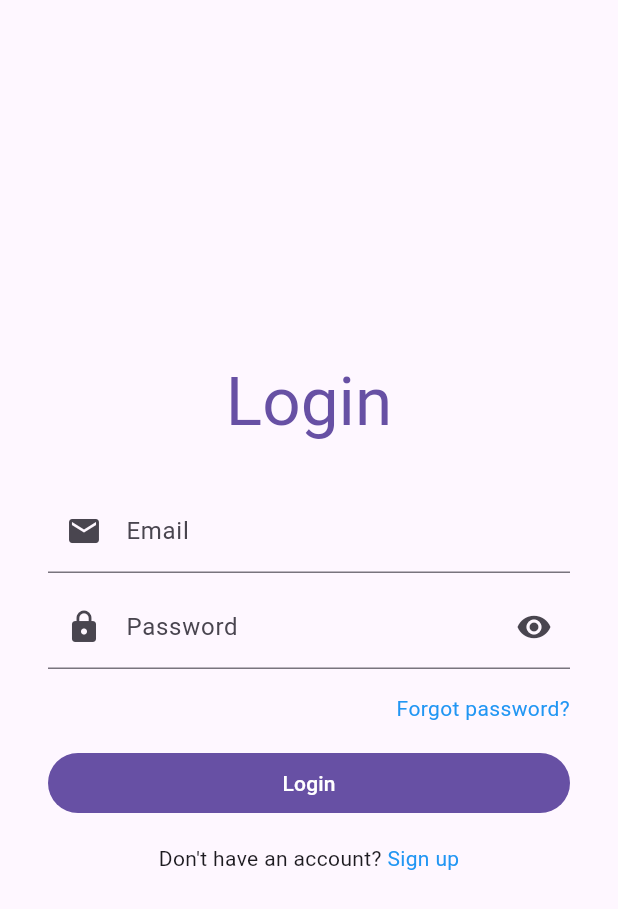
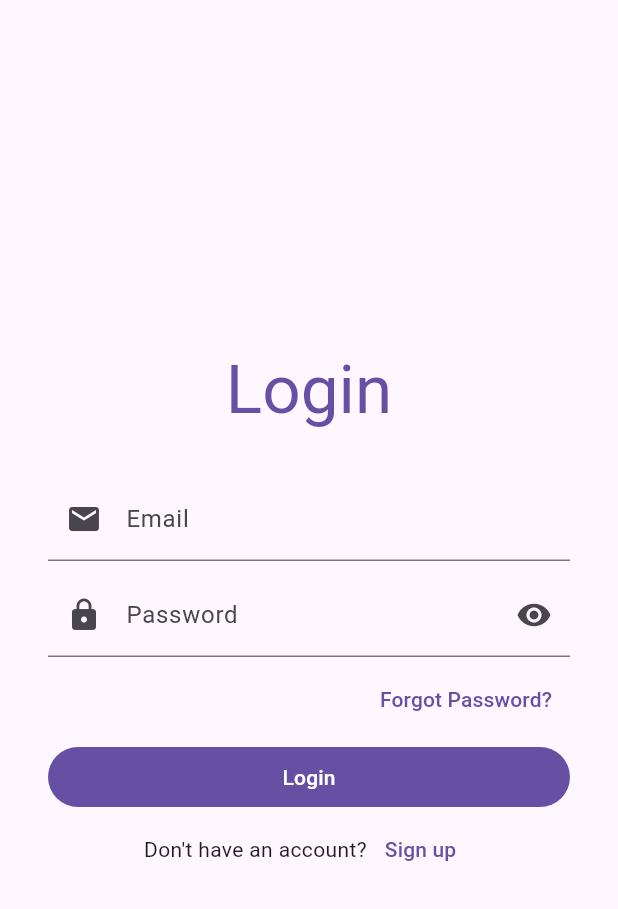
Before and after one commit to Shri333/photofeast, a Flutter app: the screen it shows after launch, on a phone screen of 412 x 824 dp. Shown: the top 909 px of the screen. Run offline on Flutter 3.47's test engine with Material 3 defaults, Android fonts, the phone set to English and light mode, and no system bars; our stand-ins replace firebase_auth, firebase_core, flutter_riverpod, go_router, riverpod_annotation; accounts and stored records are empty; generated files the repository leaves out were written again.

Commit message:
finished almost all of login

```diff
--- a/lib/main.dart
+++ b/lib/main.dart
@@ -22,9 +22,7 @@ class MainApp extends ConsumerWidget {
     return MaterialApp.router(
       title: 'Photofeast',
       routerConfig: router,
-      theme: ThemeData(
-        useMaterial3: true,
-      ),
+      theme: ThemeData(useMaterial3: true),
     );
   }
 }
--- a/lib/providers/router.dart
+++ b/lib/providers/router.dart
@@ -1,3 +1,4 @@
+import 'package:flutter/material.dart';
 import 'package:go_router/go_router.dart';
 import 'package:photofeast/providers/user.dart';
 import 'package:photofeast/screens/home.dart';
@@ -10,26 +11,38 @@ part 'router.g.dart';
 @riverpod
 GoRouter router(RouterRef ref) {
   final user = ref.watch(userProvider);
-  final router = GoRouter(
-    routes: [
+  homeRedirect(
+    BuildContext context,
+    GoRouterState state,
+  ) =>
+      switch (user) {
+        AsyncData(:final value) when value == null => '/login',
+        _ => null,
+      };
+  authRedirect(
+    BuildContext context,
+    GoRouterState state,
+  ) =>
+      switch (user) {
+        AsyncData(:final value) when value != null => '/',
+        _ => null,
+      };
+  final router = GoRouter(routes: [
     GoRoute(
       path: '/',
       builder: (context, state) => const HomeScreen(),
+      redirect: homeRedirect,
     ),
     GoRoute(
       path: '/login',
       builder: (context, state) => const LoginScreen(),
+      redirect: authRedirect,
     ),
     GoRoute(
       path: '/signup',
       builder: (context, state) => const SignupScreen(),
+      redirect: authRedirect,
     )
-    ],
-    redirect: (context, state) => switch (user) {
-      AsyncData(:final value) =>
-        value == null && state.uri.path != '/signup' ? '/login' : null,
-      _ => null
-    },
-  );
+  ], initialLocation: '/login');
   return router;
 }
--- a/lib/screens/login.dart
+++ b/lib/screens/login.dart
@@ -1,8 +1,7 @@
 import 'package:firebase_auth/firebase_auth.dart';
-import 'package:flutter/gestures.dart';
 import 'package:flutter/material.dart';
 import 'package:go_router/go_router.dart';
-import 'package:photofeast/helpers/snackbar.dart';
+import 'package:photofeast/helpers/alert.dart';
 
 class LoginScreen extends StatefulWidget {
   const LoginScreen({super.key});
@@ -15,7 +14,8 @@ class _LoginScreenState extends State<LoginScreen> {
   final _loginFormKey = GlobalKey<FormState>();
   final _emailController = TextEditingController();
   final _passwordController = TextEditingController();
-  bool _hidePassword = true, _loading = false, _loginError = false;
+  bool _hidePassword = true, _loading = false;
+  String? _emailErrorText, _passwordErrorText;
 
   @override
   void dispose() {
@@ -27,8 +27,6 @@ class _LoginScreenState extends State<LoginScreen> {
   String? _emailValidator(String? value) {
     if (value == null || value.isEmpty) {
       return 'Please enter your email';
-    } else if (!RegExp(r'^[^@]+@[^@]+\.[^@]+').hasMatch(value)) {
-      return 'Please enter a valid email address';
     }
     return null;
   }
@@ -46,7 +44,48 @@ class _LoginScreenState extends State<LoginScreen> {
     });
   }
 
+  Future<void> _forgotPassword() async {
+    final email = _emailController.text;
+    if (email.isEmpty) {
+      setState(() {
+        _emailErrorText = 'Please enter your email';
+      });
+      return;
+    }
+    return showDialog(
+      context: context,
+      builder: (BuildContext context) => AlertDialog(
+        title: const Text('Reset Password'),
+        content: Text(
+            'Are you sure you want to send a password reset email to $email?'),
+        actions: [
+          FilledButton.tonal(
+            onPressed: () {
+              Navigator.of(context).pop();
+            },
+            child: const Text('No'),
+          ),
+          FilledButton(
+            onPressed: () async {
+              try {
+                await FirebaseAuth.instance
+                    .sendPasswordResetEmail(email: email);
+              } catch (e) {
+                print(e);
+              }
+              Navigator.of(context).pop();
+            },
+            child: const Text('Yes'),
+          ),
+        ],
+      ),
+    );
+  }
+
   Future<void> _login() async {
+    setState(() {
+      _emailErrorText = _passwordErrorText = null;
+    });
     if (!_loginFormKey.currentState!.validate()) {
       return;
     }
@@ -57,13 +96,28 @@ class _LoginScreenState extends State<LoginScreen> {
     try {
       await FirebaseAuth.instance
           .signInWithEmailAndPassword(email: email, password: password);
-    } on FirebaseAuthException {
+    } on FirebaseAuthException catch (e) {
+      switch (e.code) {
+        case 'invalid-email':
           setState(() {
-        _loginError = true;
+            _emailErrorText = 'Please enter a valid email address';
           });
+        case 'user-disabled':
+          setState(() {
+            _emailErrorText = 'The user with the given email has been disabled';
+          });
+        case 'invalid-credential' || 'user-not-found' || 'wrong-password':
+          setState(() {
+            _emailErrorText = _passwordErrorText = 'Wrong email or password';
+          });
+        default:
+          if (mounted) {
+            showErrorAlert(context);
+          }
+      }
     } catch (e) {
       if (mounted) {
-        showErrorSnackbar(context);
+        showErrorAlert(context);
       }
     } finally {
       setState(() {
@@ -93,19 +147,12 @@ class _LoginScreenState extends State<LoginScreen> {
                     ),
                   ),
                   const SizedBox(height: 32.0),
-                  if (_loginError)
-                    Text(
-                      'Invalid username or password. ',
-                      style: themeData.textTheme.bodyMedium
-                          ?.copyWith(color: themeData.colorScheme.error),
-                    ),
-                  if (_loginError) const SizedBox(height: 8.0),
                   TextFormField(
                     controller: _emailController,
                     decoration: InputDecoration(
                       prefixIcon: const Icon(Icons.mail),
                       labelText: 'Email',
-                      error: _loginError ? const SizedBox.shrink() : null,
+                      errorText: _emailErrorText,
                       border: const UnderlineInputBorder(),
                     ),
                     validator: _emailValidator,
@@ -117,7 +164,7 @@ class _LoginScreenState extends State<LoginScreen> {
                     decoration: InputDecoration(
                       prefixIcon: const Icon(Icons.lock),
                       labelText: 'Password',
-                      error: _loginError ? const SizedBox.shrink() : null,
+                      errorText: _passwordErrorText,
                       border: const UnderlineInputBorder(),
                       suffixIcon: IconButton(
                         icon: Icon(
@@ -130,20 +177,17 @@ class _LoginScreenState extends State<LoginScreen> {
                     ),
                     validator: _passwordValidator,
                   ),
-                  const SizedBox(height: 16.0),
-                  SizedBox(
-                    width: double.infinity,
-                    child: GestureDetector(
-                      onTap: () {},
-                      child: Text(
-                        'Forgot password?',
-                        style: themeData.textTheme.bodyMedium
-                            ?.copyWith(color: Colors.blue),
-                        textAlign: TextAlign.end,
+                  const SizedBox(height: 4.0),
+                  Row(
+                    children: [
+                      const Spacer(),
+                      TextButton(
+                        onPressed: _forgotPassword,
+                        child: const Text('Forgot Password?'),
                       ),
+                    ],
                   ),
-                  ),
-                  const SizedBox(height: 16.0),
+                  const SizedBox(height: 4.0),
                   SizedBox(
                     width: double.infinity,
                     child: FilledButton(
@@ -158,27 +202,18 @@ class _LoginScreenState extends State<LoginScreen> {
                           : const Text('Login'),
                     ),
                   ),
-                  const SizedBox(height: 16.0),
-                  RichText(
-                    text: TextSpan(
+                  Row(
+                    mainAxisAlignment: MainAxisAlignment.center,
                     children: [
-                        TextSpan(
-                          text: 'Don\'t have an account? ',
-                          style: themeData.textTheme.bodyMedium,
-                        ),
-                        TextSpan(
-                          text: 'Sign up',
-                          style: themeData.textTheme.bodyMedium?.copyWith(
-                            color: Colors.blue,
-                          ),
-                          recognizer: TapGestureRecognizer()
-                            ..onTap = () {
+                      const Text('Don\'t have an account?'),
+                      TextButton(
+                        onPressed: () {
                           context.go('/signup');
                         },
-                        ),
+                        child: const Text('Sign up'),
+                      )
                     ],
-                    ),
-                  ),
+                  )
                 ],
               ),
             ),
```
Also changed, not shown: lib/helpers/alert.dart (added, +23 -0 lines), lib/helpers/snackbar.dart (+13 -8 lines), lib/screens/home.dart (+19 -1 lines), lib/screens/signup.dart (+23 -27 lines), lib/providers/router.g.dart. Lines whose indentation alone changed are shown as unchanged.
